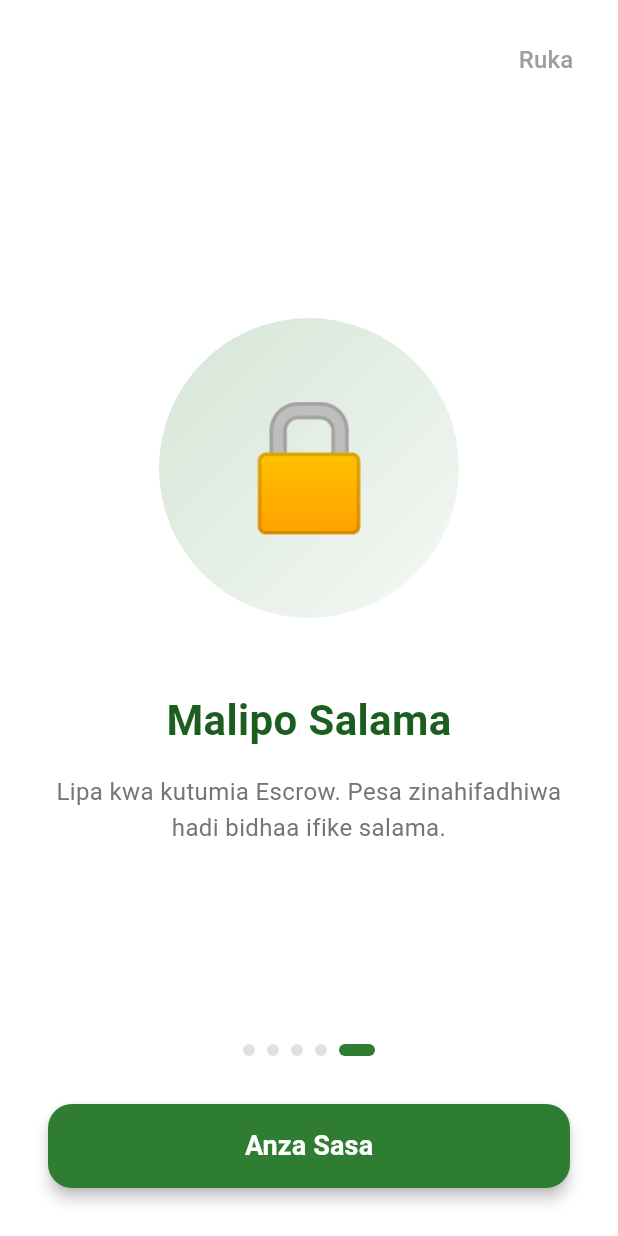
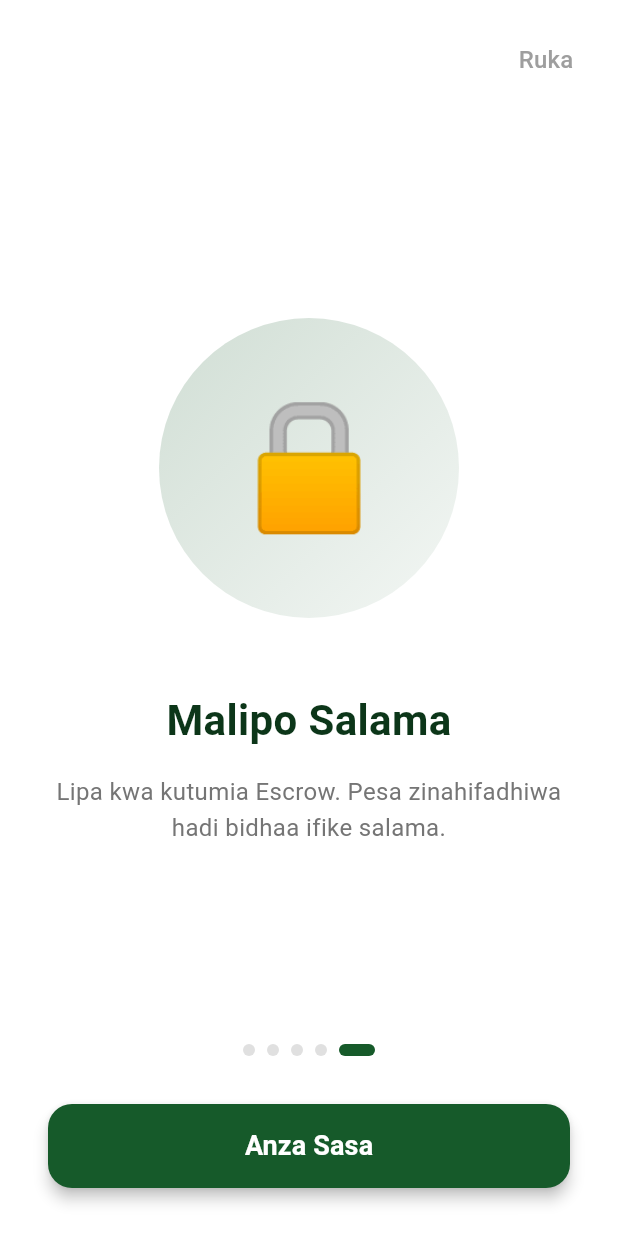
Before and after one commit to LotaElisha/mkulima-forum, a Flutter app: the screen it shows after launch, swiped to page 5, on a phone screen of 412 x 824 dp. Run offline on Flutter 3.47's test engine with Material 3 defaults, Android fonts, the phone set to English and light mode, and no system bars; our stand-ins replace connectivity_plus, dio, drift, flutter_secure_storage, freezed_annotation, go_router and 2 more; accounts and stored records are empty; generated files the repository leaves out were written again.

Commit message:
Update Flutter mobile app theme colors, fix API service map syntax, and publish updated Android APK

```diff
--- a/mkulima_app/lib/core/theme.dart
+++ b/mkulima_app/lib/core/theme.dart
@@ -6,11 +6,12 @@ import 'package:flutter/material.dart';
 class MkColors {
   MkColors._();
 
-  static const Color primary = Color(0xFF2E7D32); // Kilimo green
-  static const Color primaryDark = Color(0xFF1B5E20);
-  static const Color accent = Color(0xFFF9A825); // Harvest amber
+  static const Color primary = Color(0xFF165A2A); // Forest green
+  static const Color primaryDark = Color(0xFF0C3619); // Deep Forest green
+  static const Color leafGreen = Color(0xFF4C9B27); // Vivid leaf green
+  static const Color accent = Color(0xFFF5A623); // Sun gold
   static const Color danger = Color(0xFFC62828);
-  static const Color surface = Color(0xFFF6F8F6);
+  static const Color surface = Color(0xFFFAF8F2); // Organic cream
 }
 
 class MkRadii {
```
Also changed, not shown: mkulima_app/lib/services/api_service.dart (+5 -5 lines), mkulima_app/lib/models/order.freezed.dart, mkulima_app/lib/models/product.freezed.dart, mkulima_app/lib/models/user.freezed.dart, 1 other file.
